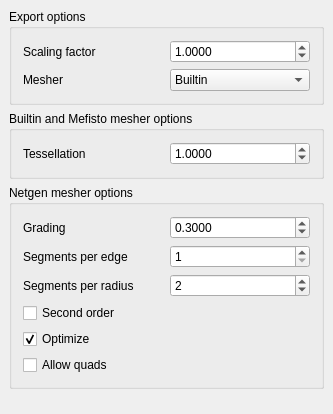
Above: src/Mod/BIM/Resources/ui/preferences-dae.ui from southseact-3d/fcd before the change. Below: the same form after it.
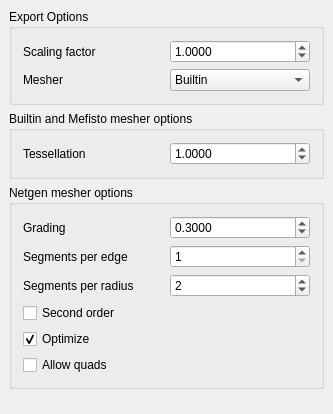
That is the form after the change. Custom widgets are drawn as their Qt base class.

The edit to the form file:
```diff
--- a/src/Mod/BIM/Resources/ui/preferences-dae.ui
+++ b/src/Mod/BIM/Resources/ui/preferences-dae.ui
@@ -23,7 +23,7 @@
    <item>
     <widget class="QGroupBox" name="groupBox_3">
      <property name="title">
-      <string>Export options</string>
+      <string>Export Options</string>
      </property>
      <layout class="QVBoxLayout" name="verticalLayout_3">
       <item>
```
Left out of the diff: 2 changed lines with no effect on the pictures.
